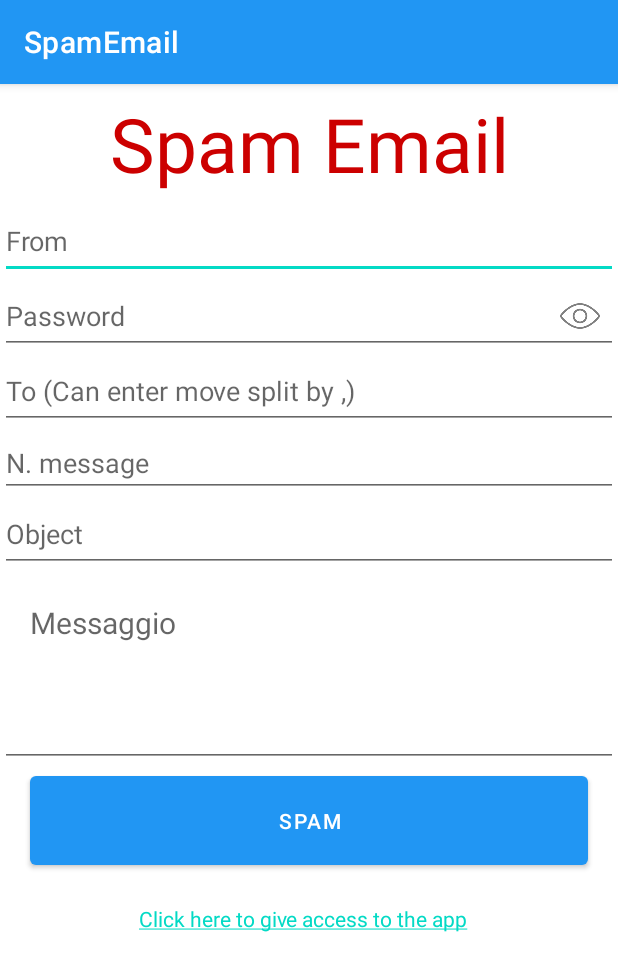
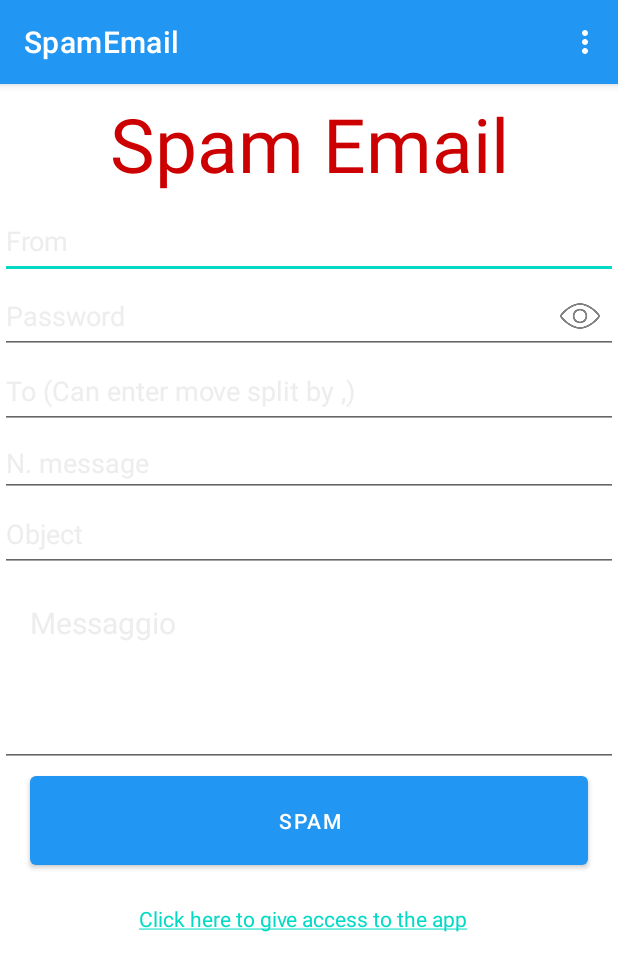
Before and after one commit to lollofred/AppPython, an Android app: the screen it shows after launch (MainActivity), on a phone screen of 412 x 824 dp. Shown: the top 971 px of the screen. Run offline under Robolectric (Android 15) with nearby library versions, the phone set to English and light mode, and no system bars; libraries missing offline, so code that uses them is left out: com.chaquo.python; 1 statement that could not run was skipped.

Commit message:
Fixing/Adding NEW: - Popup with checkbox - Setting Area (To Finish) - Cache Usr/Passw/CleanFields

```diff
--- a/app/build.gradle
+++ b/app/build.gradle
@@ -52,6 +52,7 @@ dependencies {
     implementation 'androidx.appcompat:appcompat:1.4.0'
     implementation 'com.google.android.material:material:1.4.0'
     implementation 'androidx.constraintlayout:constraintlayout:2.1.2'
+    implementation 'androidx.preference:preference:1.1.1'
     testImplementation 'junit:junit:4.+'
     androidTestImplementation 'androidx.test.ext:junit:1.1.3'
     androidTestImplementation 'androidx.test.espresso:espresso-core:3.4.0'
--- a/app/src/main/java/app/python/spamemail/MainActivity.java
+++ b/app/src/main/java/app/python/spamemail/MainActivity.java
@@ -4,12 +4,16 @@ import androidx.appcompat.app.AppCompatActivity;
 
 import android.app.AlertDialog;
 import android.content.DialogInterface;
+import android.content.Intent;
+import android.content.SharedPreferences;
 import android.os.Bundle;
 import android.text.method.HideReturnsTransformationMethod;
 import android.text.method.LinkMovementMethod;
 import android.text.method.PasswordTransformationMethod;
 import android.view.View;
 import android.widget.Button;
+import android.widget.CheckBox;
+import android.widget.CompoundButton;
 import android.widget.EditText;
 import android.widget.ImageView;
 import android.widget.TextView;
@@ -17,6 +21,9 @@ import android.widget.TextView;
 import com.chaquo.python.PyObject;
 import com.chaquo.python.Python;
 import com.chaquo.python.android.AndroidPlatform;
+
+import android.view.Menu;
+import android.view.MenuItem;
 
 public class MainActivity extends AppCompatActivity {
 
@@ -28,6 +35,8 @@ public class MainActivity extends AppCompatActivity {
     EditText NMessage;
     Button Spam;
     TextView output;
+
+    SharedPreferences preference;
 
     @Override
     protected void onCreate(Bundle savedInstanceState) {
@@ -43,6 +52,19 @@ public class MainActivity extends AppCompatActivity {
         Spam = (Button)findViewById(R.id.run);
         output = (TextView)findViewById(R.id.output);
 
+        //Inizialize Preferenze
+        preference = getApplicationContext().getSharedPreferences("Preference",MODE_PRIVATE);
+
+        String UsrCache = preference.getString("Usr","");
+        String PasswCache = preference.getString("Passw","");
+
+        if(!UsrCache.isEmpty())
+            From.setText(UsrCache);
+        if(!PasswCache.isEmpty())
+           Passw.setText(PasswCache);
+
+
+        //Link
         TextView link = (TextView) findViewById(R.id.link);
         link.setMovementMethod(LinkMovementMethod.getInstance());
 
@@ -81,20 +103,16 @@ public class MainActivity extends AppCompatActivity {
                     if(!obj.toString().startsWith("Error"))
                     {
                         //Popup
-                        CharSequence[] charSequence = new CharSequence[] {"Remember chose"};
 
                         AlertDialog.Builder builder = new AlertDialog.Builder(MainActivity.this);
+                        View mView = getLayoutInflater().inflate(R.layout.popup, null);
+                        CheckBox mCheckBox = mView.findViewById(R.id.checkBox);
 
                         builder.setCancelable(true);
                         builder.setTitle("Clear Fields");
                         builder.setMessage("Do you want to empty fields?");
 
-                        builder.setSingleChoiceItems(charSequence, 0, new DialogInterface.OnClickListener() {
-                            @Override
-                            public void onClick(DialogInterface dialog, int which) {
-                                //TODO
-                            }
-                        });
+                        builder.setView(mView);
 
                         builder.setNegativeButton("No", new DialogInterface.OnClickListener() {
                             @Override
@@ -109,7 +127,31 @@ public class MainActivity extends AppCompatActivity {
                                 CleanField();
                             }
                         });
-                        builder.show();
+
+                        AlertDialog dialog = builder.create();
+                        dialog.show();
+
+                        //To Handle Save Setting and not ask again Popup
+                        mCheckBox.setOnCheckedChangeListener(new CompoundButton.OnCheckedChangeListener() {
+                            @Override
+                            public void onCheckedChanged(CompoundButton compoundButton, boolean b) {
+                                if(compoundButton.isChecked()){
+                                    storeDialogStatus(true);
+                                }else{
+                                    storeDialogStatus(false);
+                                }
+                            }
+                        });
+
+                        if(getDialogStatus()){
+                            dialog.hide();
+                        }else{
+                            dialog.show();
+                        }
+
+                        //Save Usr e passw in cache
+                        preference.edit().putString("Usr",email).apply();
+                        preference.edit().putString("Passw",passw).apply();
                     }
                 }
             }
@@ -117,6 +159,28 @@ public class MainActivity extends AppCompatActivity {
 
     }
 
+    @Override
+    public boolean onCreateOptionsMenu(Menu menu) {
+        // Inflate the menu; this adds items to the action bar if it is present.
+        getMenuInflater().inflate(R.menu.menu_main, menu);
+        return true;
+    }
+    @Override
+    public boolean onOptionsItemSelected(MenuItem item) {
+        // Handle action bar item clicks here. The action bar will
+        // automatically handle clicks on the Home/Up button, so long
+        // as you specify a parent activity in AndroidManifest.xml.
+        int id = item.getItemId();
+
+        //noinspection SimplifiableIfStatement
+        if (id == R.id.action_settings) {
+            Intent intent = new Intent(this, SettingsActivity.class);
+            startActivity(intent);
+            return true;
+        }
+
+        return super.onOptionsItemSelected(item);
+    }
     public void ShowHidePass(View view){
 
         if(view.getId()==R.id.show_pass_btn){
@@ -167,4 +231,12 @@ public class MainActivity extends AppCompatActivity {
             res = true;
         return res;
     }
+
+    private void storeDialogStatus(boolean isChecked){
+        preference.edit().putBoolean("popup",isChecked).apply();
     }
+
+    private boolean getDialogStatus(){
+        return preference.getBoolean("popup", false);
+    }
+}
--- a/app/src/main/res/layout/activity_main.xml
+++ b/app/src/main/res/layout/activity_main.xml
@@ -25,7 +25,8 @@
         android:ems="10"
         android:inputType="textEmailAddress"
         android:textColor="@color/black"
-        android:hint="From"/>
+        android:hint="From"
+        android:textColorHint="@color/grey"/>
 
     <RelativeLayout
         android:layout_width="fill_parent"
@@ -38,7 +39,8 @@
             android:ems="10"
             android:inputType="textPassword"
             android:textColor="@color/black"
-            android:hint="Password" />
+            android:hint="Password"
+            android:textColorHint="@color/grey"/>
 
         <ImageView
             android:id="@+id/show_pass_btn"
@@ -60,7 +62,8 @@
         android:ems="10"
         android:inputType="textEmailAddress"
         android:textColor="@color/black"
-        android:hint="To (Can enter move split by ,)"/>
+        android:hint="To (Can enter move split by ,)"
+        android:textColorHint="@color/grey"/>
 
     <EditText
         android:id="@+id/nMessage"
@@ -69,7 +72,8 @@
         android:ems="10"
         android:inputType="number"
         android:textColor="@color/black"
-        android:hint="N. message"/>
+        android:hint="N. message"
+        android:textColorHint="@color/grey"/>
 
 
     <EditText
@@ -79,7 +83,8 @@
         android:ems="10"
         android:inputType="text"
         android:textColor="@color/black"
-        android:hint="Object" />
+        android:hint="Object"
+        android:textColorHint="@color/grey"/>
 
 
     <EditText
@@ -93,7 +98,8 @@
         android:padding="20dp"
         android:scrollbars="vertical"
         android:textColor="@color/black"
-        android:textSize="20sp" />
+        android:textSize="20sp"
+        android:textColorHint="@color/grey"/>
 
 
     <Button
@@ -107,7 +113,8 @@
         android:theme="@style/Theme.SpamEmail"
         android:padding="20dp"
         android:text="Spam"
-        android:textColor="@android:color/white" />
+        android:textColor="@android:color/white"
+        android:textColorHint="@color/grey"/>
 
     <TextView
         android:id="@+id/link"
@@ -118,7 +125,8 @@
         android:linksClickable="true"
         android:padding="20dp"
         android:text="@string/link"
-        android:textAlignment="center" />
+        android:textAlignment="center"
+        android:textColorHint="@color/grey"/>
 
     <TextView
         android:layout_width="wrap_content"
@@ -127,6 +135,7 @@
         android:layout_below="@+id/run"
         android:textSize="20sp"
         android:layout_centerHorizontal="true"
-        android:layout_margin="20dp"/>
+        android:layout_margin="20dp"
+        android:textColor="@color/black"/>
 
 </LinearLayout>
--- /dev/null
+++ b/app/src/main/res/menu/menu_main.xml
@@ -0,0 +1,10 @@
+<menu xmlns:android="http://schemas.android.com/apk/res/android"
+    xmlns:app="http://schemas.android.com/apk/res-auto"
+    xmlns:tools="http://schemas.android.com/tools"
+    tools:context="app.python.spamemail.MainActivity">
+    <item
+        android:id="@+id/action_settings"
+        android:orderInCategory="100"
+        android:title="Settings"
+        app:showAsAction="never" />
+</menu>
--- a/app/src/main/res/values-night/themes.xml
+++ b/app/src/main/res/values-night/themes.xml
@@ -2,7 +2,7 @@
     <!-- Base application theme. -->
     <style name="Theme.SpamEmail" parent="Theme.MaterialComponents.DayNight.DarkActionBar">
         <!-- Primary brand color. -->
-        <item name="colorPrimary">@color/purple_200</item>
+        <item name="colorPrimary">@color/blu</item>
         <item name="colorPrimaryVariant">@color/purple_700</item>
         <item name="colorOnPrimary">@color/black</item>
         <!-- Secondary brand color. -->
@@ -11,6 +11,8 @@
         <item name="colorOnSecondary">@color/black</item>
         <!-- Status bar color. -->
         <item name="android:statusBarColor" tools:targetApi="l">?attr/colorPrimaryVariant</item>
+
+
         <!-- Customize your theme here. -->
     </style>
 </resources>
--- a/app/src/main/res/values/colors.xml
+++ b/app/src/main/res/values/colors.xml
@@ -7,5 +7,6 @@
     <color name="teal_200">#FF03DAC5</color>
     <color name="teal_700">#FF018786</color>
     <color name="black">#FF000000</color>
+    <color name="grey">#BAE7E6E6</color>
     <color name="white">#FFFFFFFF</color>
 </resources>
--- a/app/src/main/res/values/themes.xml
+++ b/app/src/main/res/values/themes.xml
@@ -12,5 +12,6 @@
         <!-- Status bar color. -->
         <item name="android:statusBarColor" tools:targetApi="l">?attr/colorPrimaryVariant</item>
         <!-- Customize your theme here. -->
+
     </style>
 </resources>
```
Also changed, not shown: app/src/main/AndroidManifest.xml (+7 -0 lines), app/src/main/java/app/python/spamemail/SettingsActivity.java (added, +47 -0 lines), app/src/main/res/layout/popup.xml (added, +15 -0 lines), app/src/main/res/layout/settings_activity.xml (added, +9 -0 lines), app/src/main/res/values/arrays.xml (added, +12 -0 lines), app/src/main/res/values/strings.xml (+18 -0 lines), app/src/main/res/xml/settings.xml (added, +35 -0 lines). Lines whose indentation alone changed are shown as unchanged.
